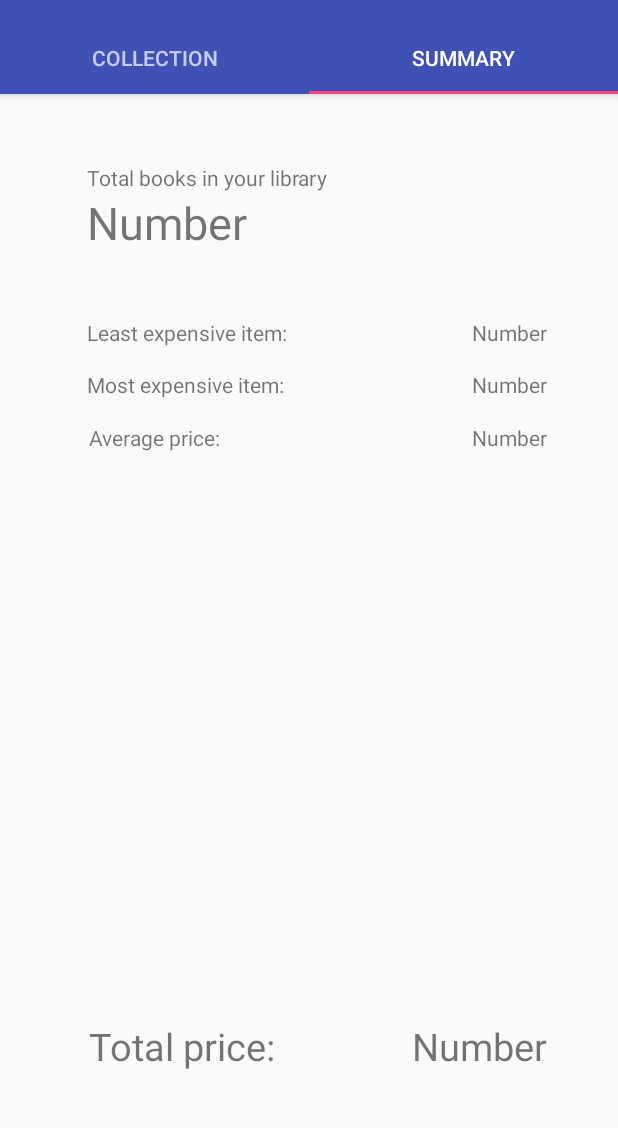
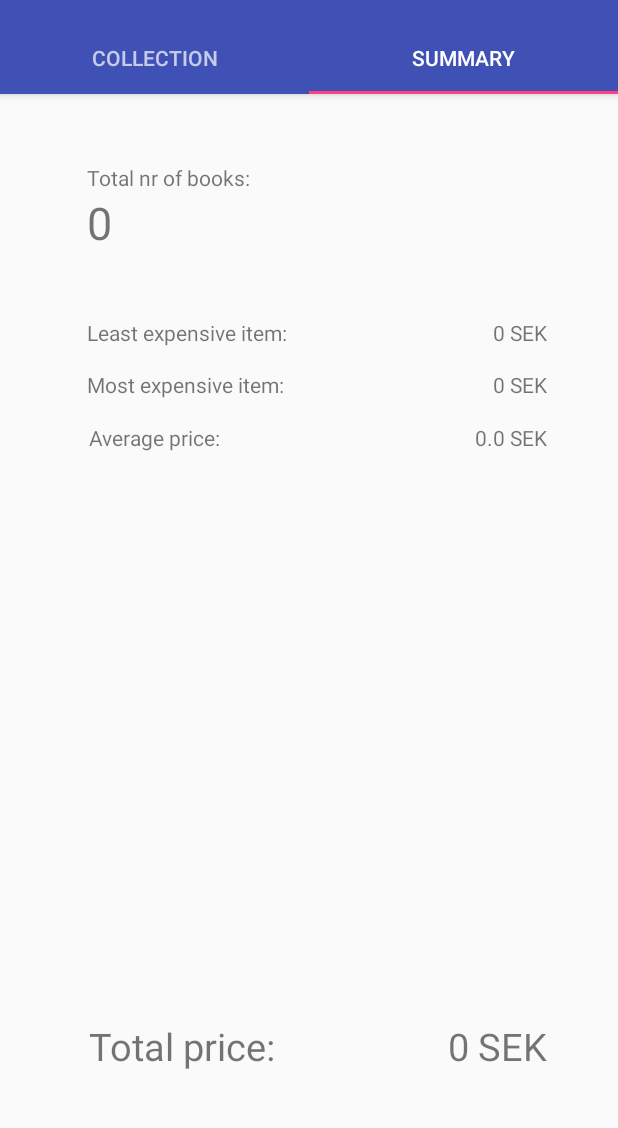
Before and after one commit to Flirre/bookmanager, an Android app: the screen it shows after launch (MainActivity), tab 2 chosen, on a phone screen of 412 x 824 dp, the part 74-1202 px from its top. Run offline under Robolectric (Android 15) with nearby library versions, the phone set to English and light mode, and no system bars; 2 statements that could not run were skipped.

Commit message:
SummaryFragment showing actual data

```diff
--- a/app/src/main/AndroidManifest.xml
+++ b/app/src/main/AndroidManifest.xml
@@ -15,10 +15,12 @@
             android:theme="@style/AppTheme.NoActionBar">
             <intent-filter>
                 <action android:name="android.intent.action.MAIN" />
-
                 <category android:name="android.intent.category.LAUNCHER" />
             </intent-filter>
         </activity>
+        <activity android:name=".SummaryActivity"
+            android:label="SummaryActivity"
+            android:theme="@style/AppTheme.NoActionBar"/>
         <activity
             android:name=".AddActivity"
             android:label="@string/title_activity_add"
@@ -26,7 +28,7 @@
         <activity
             android:name=".CollectionActivity"
             android:label="@string/title_activity_collection"
-            android:theme="@style/AppTheme.NoActionBar"></activity>
+            android:theme="@style/AppTheme.NoActionBar"/>
     </application>
 
 </manifest>
--- a/app/src/main/java/edu/chalmers/fillin/bookmanagerlab2/DetailActivity.java
+++ b/app/src/main/java/edu/chalmers/fillin/bookmanagerlab2/DetailActivity.java
@@ -15,8 +15,6 @@ public class DetailActivity extends AppCompatActivity {
         BookManager bookmanager = new SimpleBookManager();
         super.onCreate(savedInstanceState);
         setContentView(R.layout.activity_detail);
-        Toolbar toolbar = (Toolbar) findViewById(R.id.toolbar);
-        setSupportActionBar(toolbar);
         Book book = bookmanager.getBook(0);
 
         TextView title = (TextView) findViewById(R.id.title_holder);
--- a/app/src/main/java/edu/chalmers/fillin/bookmanagerlab2/MainActivity.java
+++ b/app/src/main/java/edu/chalmers/fillin/bookmanagerlab2/MainActivity.java
@@ -95,8 +95,6 @@ public class MainActivity extends AppCompatActivity {
          * The fragment argument representing the section number for this
          * fragment.
          */
-        private static final String ARG_SECTION_NUMBER = "section_number";
-        private String name;
 
         public SummaryFragment() {
         }
@@ -105,21 +103,40 @@ public class MainActivity extends AppCompatActivity {
          * Returns a new instance of this fragment for the given section
          * number.
          */
-        public static SummaryFragment newInstance(int sectionNumber) {
+        public static SummaryFragment newInstance() {
             SummaryFragment fragment = new SummaryFragment();
-            Bundle args = new Bundle();
-            args.putInt(ARG_SECTION_NUMBER, sectionNumber);
-            args.putString("Name", "Summary");
-            fragment.setArguments(args);
             return fragment;
+        }
+
+        public void updateSummary(View view){
+            TextView nrbooks = (TextView) view.findViewById(R.id.totalnr_holder);
+            Log.d("textbooks", "onCreate: "+nrbooks.getText().toString());
+            nrbooks.setText(Integer.toString(SimpleBookManager.getInstance().count()));
+            TextView least = (TextView) view.findViewById(R.id.least_holder);
+            least.setText(Integer.toString(SimpleBookManager.getInstance().getMinPrice()) + " SEK");
+            TextView most = (TextView) view.findViewById(R.id.most_holder);
+            most.setText(Integer.toString(SimpleBookManager.getInstance().getMaxPrice()) + " SEK");
+            TextView average = (TextView) view.findViewById(R.id.average_holder);
+            average.setText(Float.toString(SimpleBookManager.getInstance().getMeanPrice()) + " SEK");
+            TextView total= (TextView) view.findViewById(R.id.total_holder);
+            total.setText(Integer.toString(SimpleBookManager.getInstance().getTotalCost()) + " SEK");
+        }
+
+        @Override
+        public void onResume() {
+            super.onResume();
+            updateSummary(getView());
+
         }
 
         @Override
         public View onCreateView(LayoutInflater inflater, ViewGroup container,
                                  Bundle savedInstanceState) {
-            int section = getArguments().getInt(ARG_SECTION_NUMBER);
-            name = getArguments().getString("Name");
             View view = inflater.inflate(R.layout.activity_summary, container, false);
+                        Log.d("textbooks", "onCreate: start");
+
+
+            updateSummary(view);
             return view;
         }
     }
@@ -128,9 +145,6 @@ public class MainActivity extends AppCompatActivity {
 
          /* The fragment argument representing the section number for this fragment.
          */
-        private static final String ARG_SECTION_NUMBER = "section_number";
-        private String name;
-
         public CollectionFragment() {
         }
 
@@ -138,20 +152,14 @@ public class MainActivity extends AppCompatActivity {
          * Returns a new instance of this fragment for the given section
          * number.
          */
-        public static CollectionFragment newInstance(int sectionNumber) {
+        public static CollectionFragment newInstance() {
             CollectionFragment fragment = new CollectionFragment();
-            Bundle args = new Bundle();
-            args.putInt(ARG_SECTION_NUMBER, sectionNumber);
-            args.putString("Name", "Summary");
-            fragment.setArguments(args);
             return fragment;
         }
 
         @Override
         public View onCreateView(LayoutInflater inflater, ViewGroup container,
                                  Bundle savedInstanceState) {
-            int section = getArguments().getInt(ARG_SECTION_NUMBER);
-            name = getArguments().getString("Name");
             View view = inflater.inflate(R.layout.activity_detail, container, false);
             return view;
         }
@@ -174,9 +182,9 @@ public class MainActivity extends AppCompatActivity {
             // getItem is called to instantiate the fragment for the given page.
             // Return a PlaceholderFragment (defined as a static inner class below).
             if (position==1){
-                return SummaryFragment.newInstance(position);
+                return SummaryFragment.newInstance();
             }
-            return CollectionFragment.newInstance(position);
+            return CollectionFragment.newInstance();
         }
 
 
--- a/app/src/main/java/edu/chalmers/fillin/bookmanagerlab2/SummaryActivity.java
+++ b/app/src/main/java/edu/chalmers/fillin/bookmanagerlab2/SummaryActivity.java
@@ -2,17 +2,21 @@ package edu.chalmers.fillin.bookmanagerlab2;
 
 import android.support.v7.app.AppCompatActivity;
 import android.os.Bundle;
+import android.util.Log;
 import android.widget.TextView;
 
 public class SummaryActivity extends AppCompatActivity {
 
     @Override
     protected void onCreate(Bundle savedInstanceState) {
-        BookManager bookmanager = new SimpleBookManager();
         super.onCreate(savedInstanceState);
+        BookManager bookmanager = SimpleBookManager.getInstance();
         setContentView(R.layout.activity_summary);
+        Log.d("textbooks", "onCreate: start");
+
 
         TextView nrbooks = (TextView) findViewById(R.id.totalnr_holder);
+        Log.d("textbooks", "onCreate: "+nrbooks.getText().toString());
         nrbooks.setText(Integer.toString(bookmanager.count()));
         TextView least = (TextView) findViewById(R.id.least_holder);
         least.setText(Integer.toString(bookmanager.getMinPrice()) + " SEK");
--- a/app/src/main/res/layout/activity_summary.xml
+++ b/app/src/main/res/layout/activity_summary.xml
@@ -10,13 +10,13 @@
         android:id="@+id/totalLabel"
         android:layout_width="wrap_content"
         android:layout_height="wrap_content"
+        android:layout_alignParentLeft="true"
         android:layout_alignParentStart="true"
-        android:layout_alignParentLeft="true"
         android:layout_alignParentTop="true"
+        android:layout_marginLeft="58dp"
         android:layout_marginStart="58dp"
-        android:layout_marginLeft="58dp"
         android:layout_marginTop="46dp"
-        android:text="Total books in your library" />
+        android:text="Total nr of books:" />
 
     <TextView
         android:id="@+id/totalnr-holder"
```
